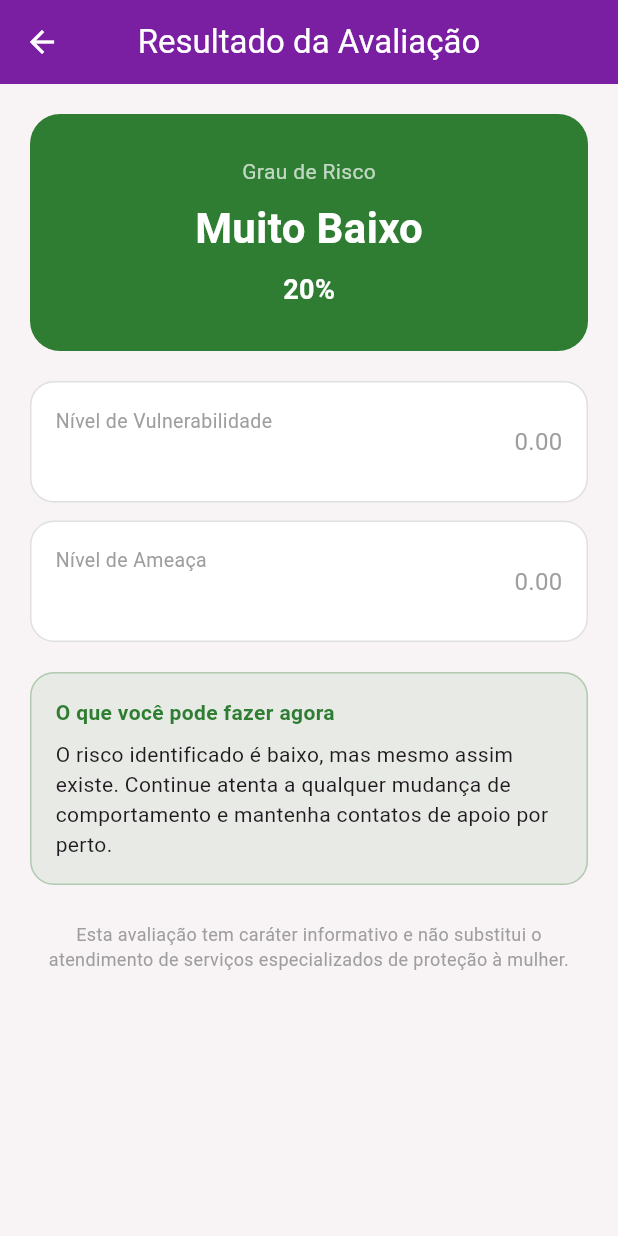
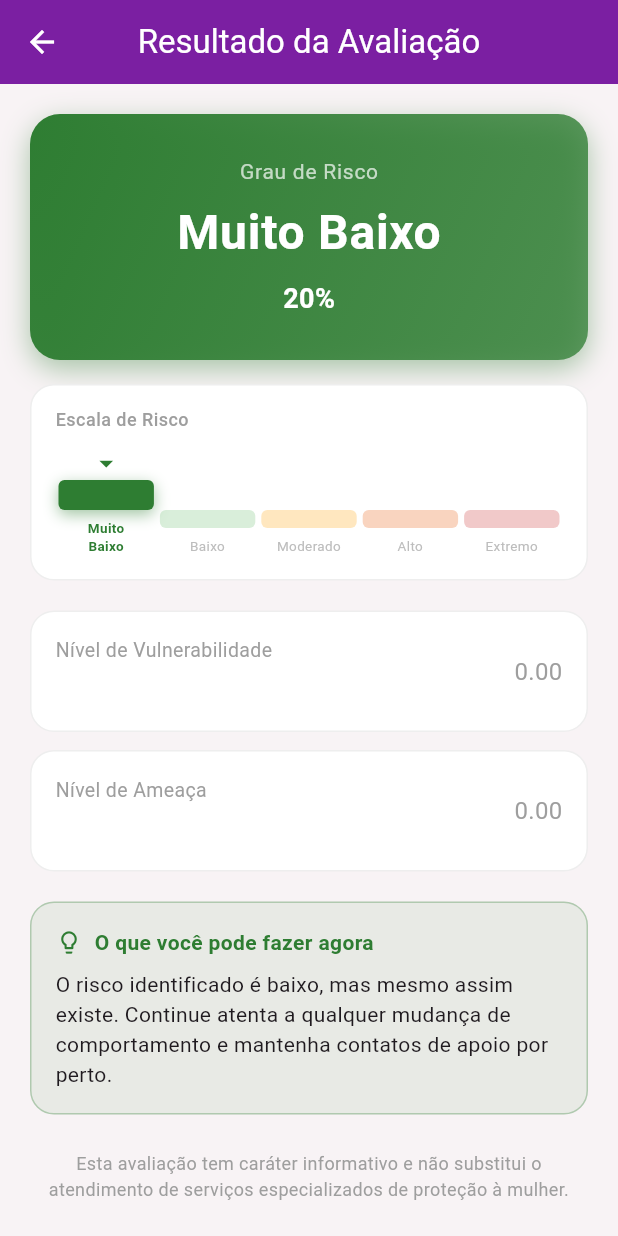
Before and after one commit to guilhermeabreeu6/desperte_mulher, a Flutter app: the ResultPage screen opened directly with empty values, on a phone screen of 412 x 824 dp. Run offline on Flutter 3.47's test engine with Material 3 defaults, Android fonts, the phone set to English and light mode, and no system bars.

Commit message:
feat: improve UI — risk level bar, gradient login, styled progress bar
- ResultPage: add 5-segment color-coded risk scale bar with active
  indicator arrow; add gradient + shadow to risk card; add icon to
  recommendation section
- LoginPage: replace flat header with purple gradient section with
  rounded bottom corners for stronger brand identity
- QuizPage: replace plain progress indicator with a white card
  containing a thicker bar, step counter label and subtle shadow

Co-Authored-By: Claude Sonnet 4.6 <noreply@anthropic.com>

```diff
--- a/lib/Screens/result/result_page.dart
+++ b/lib/Screens/result/result_page.dart
@@ -4,20 +4,17 @@ import '../../Models/risk_result.dart';
 class ResultPage extends StatelessWidget {
   const ResultPage({super.key});
 
-  Color _colorFor(RiskLevel level) {
-    switch (level) {
-      case RiskLevel.muitoBaixo:
-        return const Color(0xFF2E7D32);
-      case RiskLevel.baixo:
-        return const Color(0xFF66BB6A);
-      case RiskLevel.moderado:
-        return const Color(0xFFFFA000);
-      case RiskLevel.alto:
-        return const Color(0xFFE65100);
-      case RiskLevel.extremo:
-        return const Color(0xFFC62828);
-    }
-  }
+  static const _levelColors = [
+    Color(0xFF2E7D32),
+    Color(0xFF66BB6A),
+    Color(0xFFFFA000),
+    Color(0xFFE65100),
+    Color(0xFFC62828),
+  ];
+
+  static const _levelLabels = ['Muito\nBaixo', 'Baixo', 'Moderado', 'Alto', 'Extremo'];
+
+  Color _colorFor(RiskLevel level) => _levelColors[level.index];
 
   @override
   Widget build(BuildContext context) {
@@ -40,6 +37,8 @@ class ResultPage extends StatelessWidget {
             if (result.risco == RiskLevel.alto || result.risco == RiskLevel.extremo)
               const SizedBox(height: 16),
             _buildRiskCard(result, color),
+            const SizedBox(height: 16),
+            _buildRiskLevelBar(result.risco),
             const SizedBox(height: 20),
             _buildAxisCard(
               title: 'Nível de Vulnerabilidade',
@@ -58,6 +57,80 @@ class ResultPage extends StatelessWidget {
             _buildDisclaimer(),
           ],
         ),
+      ),
+    );
+  }
+
+  Widget _buildRiskLevelBar(RiskLevel current) {
+    final levels = RiskLevel.values;
+    final currentIndex = current.index;
+
+    return Container(
+      padding: const EdgeInsets.fromLTRB(16, 14, 16, 16),
+      decoration: BoxDecoration(
+        color: Colors.white,
+        borderRadius: BorderRadius.circular(16),
+        border: Border.all(color: Colors.grey.shade200),
+      ),
+      child: Column(
+        crossAxisAlignment: CrossAxisAlignment.start,
+        children: [
+          const Text(
+            'Escala de Risco',
+            style: TextStyle(
+              fontSize: 12,
+              color: Colors.grey,
+              fontWeight: FontWeight.w500,
+              letterSpacing: 0.3,
+            ),
+          ),
+          const SizedBox(height: 10),
+          Row(
+            crossAxisAlignment: CrossAxisAlignment.end,
+            children: List.generate(levels.length, (i) {
+              final isActive = i == currentIndex;
+              return Expanded(
+                child: Column(
+                  mainAxisSize: MainAxisSize.min,
+                  children: [
+                    if (isActive)
+                      Icon(Icons.arrow_drop_down, color: _levelColors[i], size: 22)
+                    else
+                      const SizedBox(height: 22),
+                    Container(
+                      height: isActive ? 20 : 12,
+                      margin: const EdgeInsets.symmetric(horizontal: 2),
+                      decoration: BoxDecoration(
+                        color: _levelColors[i].withValues(alpha: isActive ? 1.0 : 0.25),
+                        borderRadius: BorderRadius.circular(4),
+                        boxShadow: isActive
+                            ? [
+                                BoxShadow(
+                                  color: _levelColors[i].withValues(alpha: 0.45),
+                                  blurRadius: 8,
+                                  offset: const Offset(0, 3),
+                                ),
+                              ]
+                            : null,
+                      ),
+                    ),
+                    const SizedBox(height: 6),
+                    Text(
+                      _levelLabels[i],
+                      textAlign: TextAlign.center,
+                      style: TextStyle(
+                        fontSize: 9,
+                        height: 1.3,
+                        fontWeight: isActive ? FontWeight.bold : FontWeight.normal,
+                        color: isActive ? _levelColors[i] : Colors.grey.shade400,
+                      ),
+                    ),
+                  ],
+                ),
+              );
+            }),
+          ),
+        ],
       ),
     );
   }
@@ -102,22 +175,38 @@ class ResultPage extends StatelessWidget {
     return Container(
       padding: const EdgeInsets.symmetric(vertical: 28, horizontal: 16),
       decoration: BoxDecoration(
-        color: color,
+        gradient: LinearGradient(
+          colors: [color, color.withValues(alpha: 0.75)],
+          begin: Alignment.topLeft,
+          end: Alignment.bottomRight,
+        ),
         borderRadius: BorderRadius.circular(20),
+        boxShadow: [
+          BoxShadow(
+            color: color.withValues(alpha: 0.4),
+            blurRadius: 16,
+            offset: const Offset(0, 6),
+          ),
+        ],
       ),
       child: Column(
         children: [
           const Text(
             'Grau de Risco',
-            style: TextStyle(color: Colors.white70, fontSize: 14),
+            style: TextStyle(
+              color: Colors.white70,
+              fontSize: 14,
+              letterSpacing: 0.5,
+            ),
           ),
           const SizedBox(height: 8),
           Text(
             result.risco.label,
             style: const TextStyle(
               color: Colors.white,
-              fontSize: 28,
+              fontSize: 32,
               fontWeight: FontWeight.bold,
+              letterSpacing: 0.5,
             ),
           ),
           const SizedBox(height: 8),
@@ -144,7 +233,7 @@ class ResultPage extends StatelessWidget {
       decoration: BoxDecoration(
         color: Colors.white,
         borderRadius: BorderRadius.circular(16),
-        border: Border.all(color: Colors.grey.shade300),
+        border: Border.all(color: Colors.grey.shade200),
       ),
       child: Row(
         mainAxisAlignment: MainAxisAlignment.spaceBetween,
@@ -180,9 +269,15 @@ class ResultPage extends StatelessWidget {
       child: Column(
         crossAxisAlignment: CrossAxisAlignment.start,
         children: [
-          Text(
-            'O que você pode fazer agora',
-            style: TextStyle(fontWeight: FontWeight.bold, color: color),
+          Row(
+            children: [
+              Icon(Icons.lightbulb_outline, color: color, size: 18),
+              const SizedBox(width: 8),
+              Text(
+                'O que você pode fazer agora',
+                style: TextStyle(fontWeight: FontWeight.bold, color: color),
+              ),
+            ],
           ),
           const SizedBox(height: 8),
           Text(result.risco.recomendacao),
```
Also changed, not shown: lib/Screens/quiz/quiz_page.dart (+31 -8 lines), lib/login/login_page.dart (+51 -22 lines).
